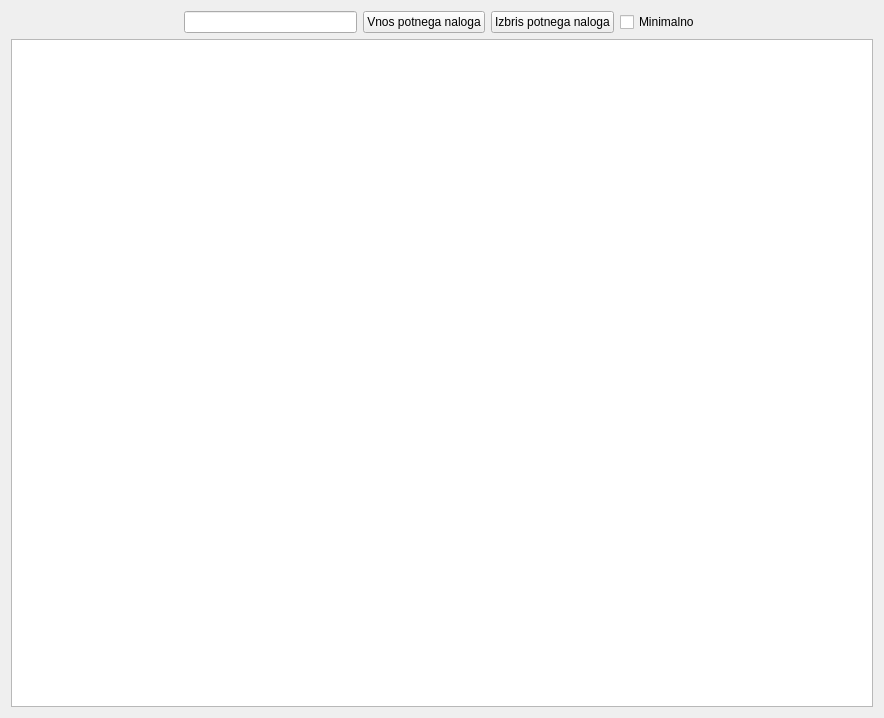
First picture: the form in wid_potninalogi.ui, repository bubi-luka/BubiRacun, before the edit.
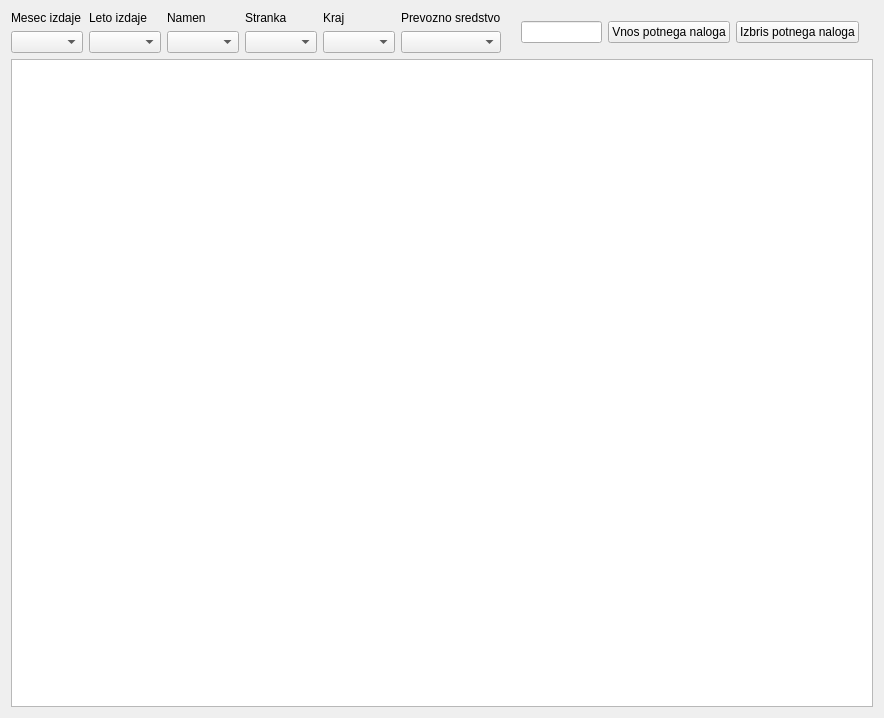
Second picture: the form after the edit.

```diff
--- a/wid_potninalogi.ui
+++ b/wid_potninalogi.ui
@@ -16,9 +16,73 @@
   <property name="windowTitle">
    <string>Form</string>
   </property>
-  <layout class="QGridLayout" name="gridLayout">
-   <item row="0" column="0">
+  <layout class="QVBoxLayout" name="verticalLayout">
+   <item>
     <layout class="QHBoxLayout" name="horizontalLayout">
+     <item>
+      <layout class="QGridLayout" name="gridLayout">
+       <item row="0" column="0">
+        <widget class="QLabel" name="label">
+         <property name="text">
+          <string>Mesec izdaje</string>
+         </property>
+        </widget>
+       </item>
+       <item row="0" column="2">
+        <widget class="QLabel" name="label_3">
+         <property name="text">
+          <string>Namen</string>
+         </property>
+        </widget>
+       </item>
+       <item row="0" column="5">
+        <widget class="QLabel" name="label_5">
+         <property name="text">
+          <string>Prevozno sredstvo</string>
+         </property>
+        </widget>
+       </item>
+       <item row="0" column="1">
+        <widget class="QLabel" name="label_2">
+         <property name="text">
+          <string>Leto izdaje</string>
+         </property>
+        </widget>
+       </item>
+       <item row="0" column="4">
+        <widget class="QLabel" name="label_4">
+         <property name="text">
+          <string>Kraj</string>
+         </property>
+        </widget>
+       </item>
+       <item row="1" column="0">
+        <widget class="QComboBox" name="cb_mesec"/>
+       </item>
+       <item row="1" column="2">
+        <widget class="QComboBox" name="cb_namen"/>
+       </item>
+       <item row="1" column="4">
+        <widget class="QComboBox" name="cb_kraj"/>
+       </item>
+       <item row="1" column="5">
+        <widget class="QComboBox" name="cb_prevoz"/>
+       </item>
+       <item row="1" column="1">
+        <widget class="QComboBox" name="cb_leto"/>
+       </item>
+       <item row="0" column="3">
+        <widget class="QLabel" name="label_6">
+         <property name="text">
+          <string>Stranka</string>
+         </property>
+        </widget>
+       </item>
+       <item row="1" column="3">
+        <widget class="QComboBox" name="cb_stranka"/>
+       </item>
+      </layout>
+     </item>
      <item>
       <spacer name="horizontalSpacer">
        <property name="orientation">
@@ -49,13 +113,6 @@
        </property>
       </widget>
      </item>
-     <item>
-      <widget class="QCheckBox" name="chk_min">
-       <property name="text">
-        <string>Minimalno</string>
-       </property>
-      </widget>
-     </item>
      <item>
       <spacer name="horizontalSpacer_2">
        <property name="orientation">
@@ -71,7 +128,7 @@
      </item>
     </layout>
    </item>
-   <item row="1" column="0">
+   <item>
     <widget class="QTableWidget" name="tbl_potninalogi">
      <property name="editTriggers">
       <set>QAbstractItemView::NoEditTriggers</set>
```
